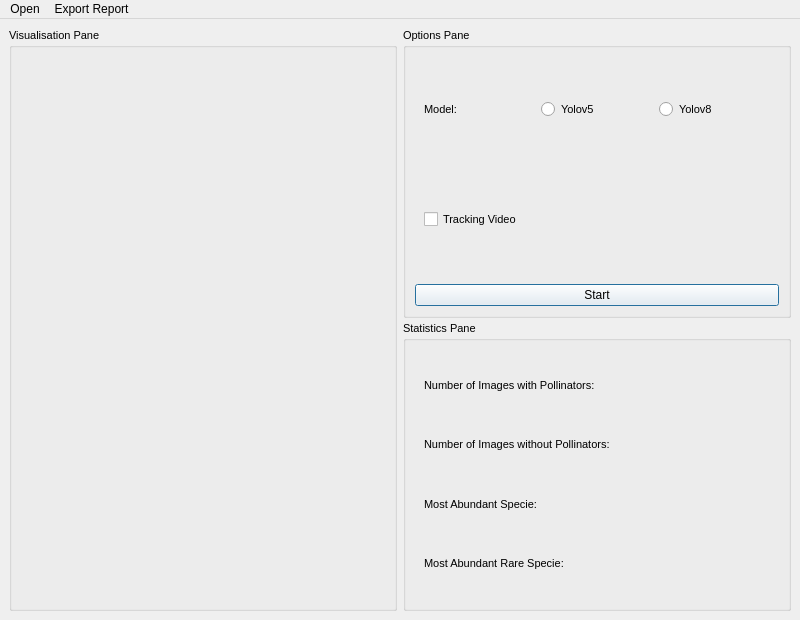
KameliaBnh/BeeTect, file GUI/interface.ui: the form before one commit.
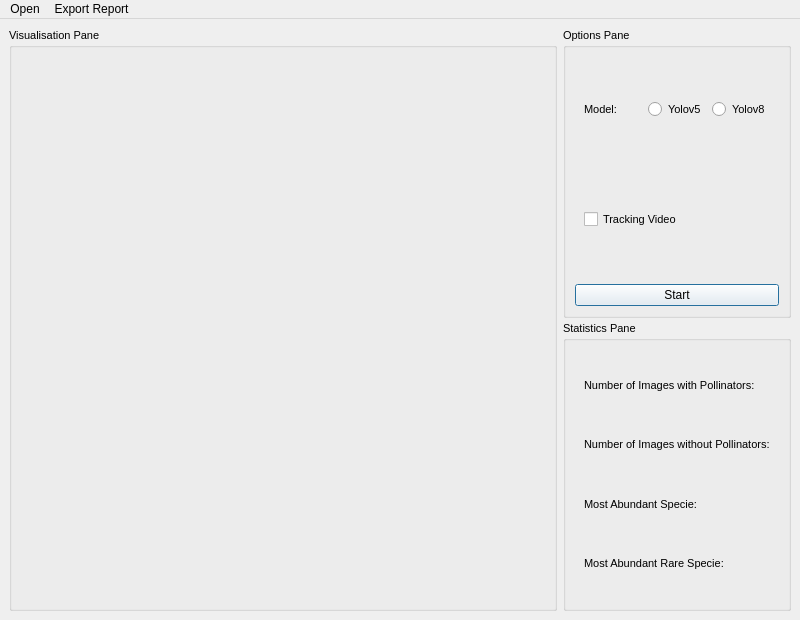
The form after the commit.

```diff
--- a/GUI/interface.ui
+++ b/GUI/interface.ui
@@ -34,14 +34,14 @@
       <property name="title">
        <string>Visualisation Pane</string>
       </property>
+      <layout class="QVBoxLayout" name="verticalLayout_2">
+       <item>
       <widget class="QFrame" name="image_frame">
-       <property name="geometry">
-        <rect>
-         <x>0</x>
-         <y>10</y>
-         <width>391</width>
-         <height>571</height>
-        </rect>
+         <property name="sizePolicy">
+          <sizepolicy hsizetype="Expanding" vsizetype="Expanding">
+           <horstretch>0</horstretch>
+           <verstretch>0</verstretch>
+          </sizepolicy>
        </property>
        <property name="font">
         <font>
@@ -54,14 +54,26 @@
        <property name="frameShadow">
         <enum>QFrame::Plain</enum>
        </property>
+         <layout class="QVBoxLayout" name="verticalLayout_5">
+          <property name="leftMargin">
+           <number>5</number>
+          </property>
+          <property name="topMargin">
+           <number>5</number>
+          </property>
+          <property name="rightMargin">
+           <number>5</number>
+          </property>
+          <property name="bottomMargin">
+           <number>5</number>
+          </property>
+          <item>
        <widget class="QLabel" name="image_label">
-        <property name="geometry">
-         <rect>
-          <x>0</x>
-          <y>110</y>
-          <width>381</width>
-          <height>286</height>
-         </rect>
+            <property name="sizePolicy">
+             <sizepolicy hsizetype="Expanding" vsizetype="Expanding">
+              <horstretch>0</horstretch>
+              <verstretch>0</verstretch>
+             </sizepolicy>
         </property>
         <property name="font">
          <font>
@@ -74,8 +86,15 @@
         <property name="scaledContents">
          <bool>true</bool>
         </property>
-       </widget>
-      </widget>
+            <property name="alignment">
+             <set>Qt::AlignCenter</set>
+            </property>
+           </widget>
+          </item>
+         </layout>
+        </widget>
+       </item>
+      </layout>
      </widget>
     </item>
     <item>
```
Left out of the diff: 6 changed lines with no effect on the pictures. Lines whose indentation alone changed are shown as unchanged.
